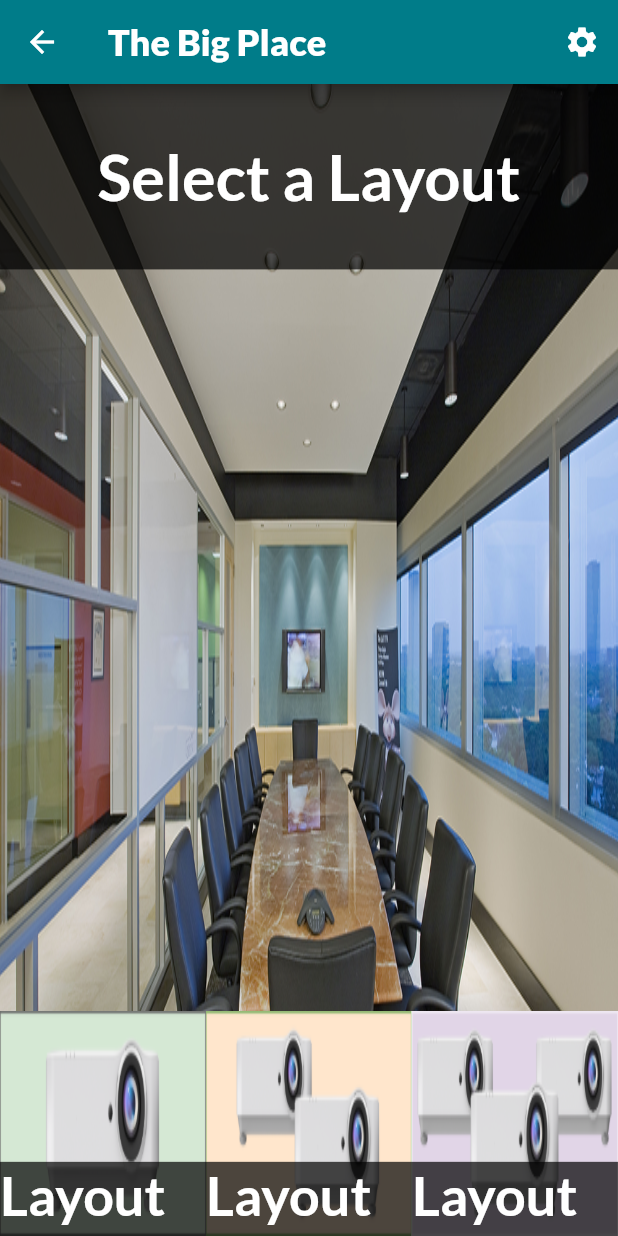
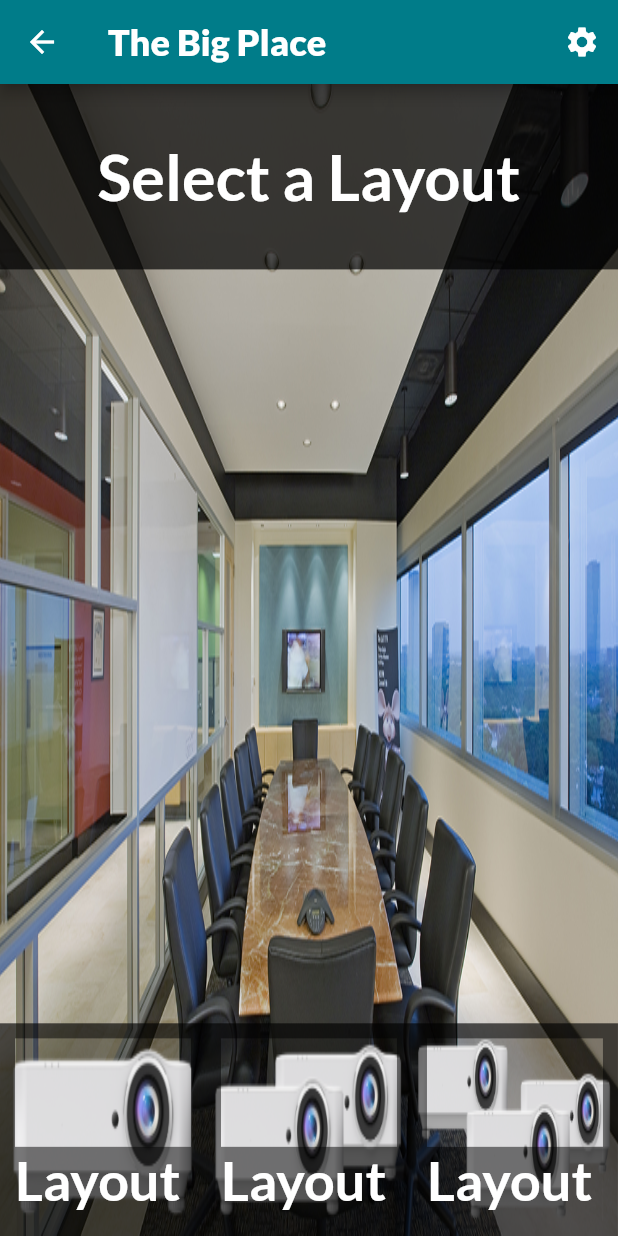
Before and after one commit to Pytode2000/Intern_Project, a Flutter app: the TheBigPlaceScreen screen opened by its route, on a phone screen of 412 x 824 dp. Run offline on Flutter 3.47's test engine with Material 2 defaults, Android fonts, the phone set to English and light mode, and no system bars; missing offline and left inert: blinking_text.

Commit message:
Minor UI changes

```diff
--- a/siot_room_controller/lib/screens/the_big_place_screen.dart
+++ b/siot_room_controller/lib/screens/the_big_place_screen.dart
@@ -88,7 +88,11 @@ class _TheBigPlaceScreenState extends State<TheBigPlaceScreen> {
 
     return Container(
       width: MediaQuery.of(context).size.width * screenSize,
+      decoration: BoxDecoration(
+        borderRadius: BorderRadius.circular(10),
         color: Color(0xE6D9D9D9),
+      ),
+
       child: Center(
         child: Column(
           children: [
@@ -359,7 +363,7 @@ class _TheBigPlaceScreenState extends State<TheBigPlaceScreen> {
                 child: Container(
                   height: MediaQuery.of(context).size.height * 0.1,
                   width: double.infinity,
-                  color: Color(0x80000000),
+                  color: Color(0x80007C89),
                   child: Center(
                     child: Text(
                       screenText,
@@ -456,17 +460,23 @@ class _TheBigPlaceScreenState extends State<TheBigPlaceScreen> {
     }
     if (selectedLayout == 0) {
       return SizedBox(
-        height: MediaQuery.of(context).size.height * 0.60,
+        height: MediaQuery.of(context).size.height * 0.61,
       );
     } else {
       return Container(
-        height: MediaQuery.of(context).size.height * 0.595,
-        margin: EdgeInsets.only(
-          top: MediaQuery.of(context).size.height * 0.005,
-        ),
+        height: MediaQuery.of(context).size.height * 0.61,
+        // margin: EdgeInsets.only(
+        //   top: MediaQuery.of(context).size.height * 0.005,
+        // ),
         child: Column(
           children: [
-            Row(
+            Container(
+              padding: EdgeInsets.only(
+                top: MediaQuery.of(context).size.height * 0.005,
+                bottom: MediaQuery.of(context).size.height * 0.005,
+              ),
+              color: Color(0x80D9D9D9),
+              child: Row(
                 children: [
                   Container(
                     child: Draggable<String>(
@@ -505,7 +515,8 @@ class _TheBigPlaceScreenState extends State<TheBigPlaceScreen> {
                       data: "TV Tuner",
                       child: DraggableWidget(0x80000000, "TV Tuner"),
                       feedback: DraggableWidget(0x80007C89, "TV Tuner"),
-                    childWhenDragging: DraggableWidget(0x80000000, "TV Tuner"),
+                      childWhenDragging:
+                          DraggableWidget(0x80000000, "TV Tuner"),
                     ),
                   ),
                   Container(
@@ -513,10 +524,12 @@ class _TheBigPlaceScreenState extends State<TheBigPlaceScreen> {
                       data: "Wireless",
                       child: DraggableWidget(0x80000000, "Wireless"),
                       feedback: DraggableWidget(0x80007C89, "Wireless"),
-                    childWhenDragging: DraggableWidget(0x80000000, "Wireless"),
+                      childWhenDragging:
+                          DraggableWidget(0x80000000, "Wireless"),
                     ),
                   ),
                 ],
+              ),
             ),
             Container(
               height: MediaQuery.of(context).size.height * 0.45,
@@ -552,10 +565,27 @@ class _TheBigPlaceScreenState extends State<TheBigPlaceScreen> {
   }
 
   Widget layoutWidget(selectedLayoutNumber, imgPathStr) {
+    Color colour = Color(0xB3007C89);
+
+    // selectedLayout == selectedLayoutNumber
+    //     ? Color(0xB3007C89)
+    //     : Color(
+    //     (0xB3000000),
+
+    if (selectedLayout == selectedLayoutNumber) {
+      colour = Color(0x80007C89);
+    } else {
+      colour = Color(0x80000000);
+    }
+
     return Container(
       width: MediaQuery.of(context).size.width * 0.3333,
       // color: Colors.yellow,
       decoration: BoxDecoration(
+        border: Border.all(
+          color: colour,
+          width: 10,
+        ),
         image: DecorationImage(
           fit: BoxFit.fill,
           image: AssetImage("$imgPathStr"),
@@ -567,9 +597,9 @@ class _TheBigPlaceScreenState extends State<TheBigPlaceScreen> {
           height: MediaQuery.of(context).size.height * 0.06,
           width: double.infinity,
           color: selectedLayout == selectedLayoutNumber
-              ? Color(0xB3007C89)
+              ? Color(0x80007C89)
               : Color(
-                  (0xB3000000),
+                  (0x80000000),
                 ),
           child: Center(
             child: Text(
@@ -710,16 +740,21 @@ class _TheBigPlaceScreenState extends State<TheBigPlaceScreen> {
                 height: MediaQuery.of(context).size.height * 0.15,
                 child: Row(
                   children: [
-                    GestureDetector(
+                    Container(
+                      color: Color(0x4D000000),
+                      child: GestureDetector(
                         onTap: () => setState(() {
                           selectedLayout = 1;
                           if (projectorOneSource == "off") {
                             projectorOneSource = "";
                           }
                         }),
-                      child: layoutWidget(1, "assets/images/layout_one.png"),
+                        child: layoutWidget(1, "assets/images/projector_1.png"),
                       ),
-                    GestureDetector(
+                    ),
+                    Container(
+                      color: Color(0x4D000000),
+                      child: GestureDetector(
                         onTap: () => setState(() {
                           selectedLayout = 2;
                           if (projectorOneSource == "off") {
@@ -729,9 +764,12 @@ class _TheBigPlaceScreenState extends State<TheBigPlaceScreen> {
                             projectorTwoSource = "";
                           }
                         }),
-                      child: layoutWidget(2, "assets/images/layout_two.png"),
+                        child: layoutWidget(2, "assets/images/projector_2.png"),
                       ),
-                    GestureDetector(
+                    ),
+                    Container(
+                      color: Color(0x4D000000),
+                      child: GestureDetector(
                         onTap: () => setState(() {
                           selectedLayout = 3;
                           if (projectorOneSource == "off") {
@@ -744,7 +782,8 @@ class _TheBigPlaceScreenState extends State<TheBigPlaceScreen> {
                             projectorThreeSource = "";
                           }
                         }),
-                      child: layoutWidget(3, "assets/images/layout_three.png"),
+                        child: layoutWidget(3, "assets/images/projector_3.png"),
+                      ),
                     ),
                   ],
                 ),
--- a/siot_room_controller/lib/widgets/draggable_widget.dart
+++ b/siot_room_controller/lib/widgets/draggable_widget.dart
@@ -50,7 +50,8 @@ class DraggableWidget extends StatelessWidget {
                   borderRadius: BorderRadius.only(
                     bottomRight: Radius.circular(20.0),
                     bottomLeft: Radius.circular(20.0),
-                  )),
+                  ),
+              ),
               child: Center(
                 child: Text(
                   "$content",
--- a/siot_room_controller/pubspec.yaml
+++ b/siot_room_controller/pubspec.yaml
@@ -60,6 +60,9 @@ flutter:
     - assets/images/laptop.png
     - assets/images/wireless.png
     - assets/images/tv_tuner.png
+    - assets/images/projector_1.png
+    - assets/images/projector_2.png
+    - assets/images/projector_3.png
 
 
 
```
Also changed, not shown: siot_room_controller/assets/images/projector_1.png (added), siot_room_controller/assets/images/projector_2.png (added), siot_room_controller/assets/images/projector_3.png (added). Lines whose indentation alone changed are shown as unchanged.
